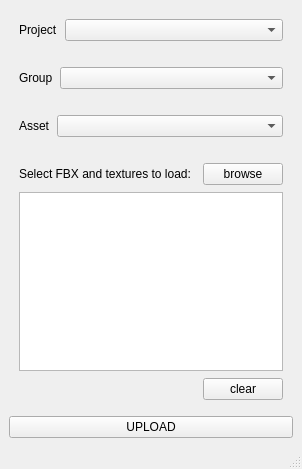
Before: the Qt Designer form ui/MainWindow.ui in Ale32/UploadTool, drawn with Qt 5.
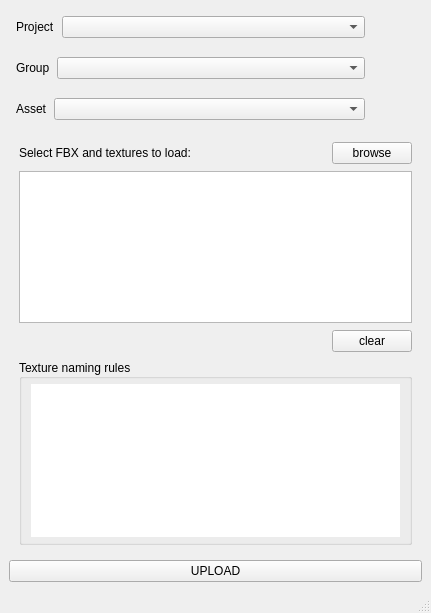
After: the same form once the commit is applied.

Commit message: add texture rules in the ui

```diff
--- a/ui/MainWindow.ui
+++ b/ui/MainWindow.ui
@@ -6,22 +6,40 @@
    <rect>
     <x>0</x>
     <y>0</y>
-    <width>302</width>
-    <height>469</height>
+    <width>431</width>
+    <height>613</height>
    </rect>
   </property>
+  <property name="sizePolicy">
+   <sizepolicy hsizetype="Preferred" vsizetype="Preferred">
+    <horstretch>0</horstretch>
+    <verstretch>0</verstretch>
+   </sizepolicy>
+  </property>
   <property name="windowTitle">
    <string>MainWindow</string>
   </property>
   <widget class="QWidget" name="centralwidget">
+   <property name="sizePolicy">
+    <sizepolicy hsizetype="Preferred" vsizetype="Preferred">
+     <horstretch>0</horstretch>
+     <verstretch>0</verstretch>
+    </sizepolicy>
+   </property>
    <layout class="QVBoxLayout" name="verticalLayout">
+    <property name="spacing">
+     <number>5</number>
+    </property>
     <item>
      <layout class="QHBoxLayout" name="hlay_projects">
       <property name="spacing">
        <number>7</number>
       </property>
+      <property name="sizeConstraint">
+       <enum>QLayout::SetDefaultConstraint</enum>
+      </property>
       <property name="margin">
-       <number>10</number>
+       <number>7</number>
       </property>
       <item>
        <widget class="QLabel" name="label_project">
@@ -39,6 +57,22 @@
       <item>
        <widget class="QComboBox" name="comboBox_projects"/>
       </item>
+      <item>
+       <spacer name="horizontalSpacer">
+        <property name="orientation">
+         <enum>Qt::Horizontal</enum>
+        </property>
+        <property name="sizeType">
+         <enum>QSizePolicy::Minimum</enum>
+        </property>
+        <property name="sizeHint" stdset="0">
+         <size>
+          <width>50</width>
+          <height>20</height>
+         </size>
+        </property>
+       </spacer>
+      </item>
      </layout>
     </item>
     <item>
@@ -46,8 +80,11 @@
       <property name="spacing">
        <number>7</number>
       </property>
+      <property name="sizeConstraint">
+       <enum>QLayout::SetDefaultConstraint</enum>
+      </property>
       <property name="margin">
-       <number>10</number>
+       <number>7</number>
       </property>
       <item>
        <widget class="QLabel" name="label_group">
@@ -65,6 +102,22 @@
       <item>
        <widget class="QComboBox" name="comboBox_group"/>
       </item>
+      <item>
+       <spacer name="horizontalSpacer_2">
+        <property name="orientation">
+         <enum>Qt::Horizontal</enum>
+        </property>
+        <property name="sizeType">
+         <enum>QSizePolicy::Minimum</enum>
+        </property>
+        <property name="sizeHint" stdset="0">
+         <size>
+          <width>50</width>
+          <height>20</height>
+         </size>
+        </property>
+       </spacer>
+      </item>
      </layout>
     </item>
     <item>
@@ -72,8 +125,11 @@
       <property name="spacing">
        <number>7</number>
       </property>
+      <property name="sizeConstraint">
+       <enum>QLayout::SetDefaultConstraint</enum>
+      </property>
       <property name="margin">
-       <number>10</number>
+       <number>7</number>
       </property>
       <item>
        <widget class="QLabel" name="label_asset">
@@ -91,6 +147,22 @@
       <item>
        <widget class="QComboBox" name="comboBox_asset"/>
       </item>
+      <item>
+       <spacer name="horizontalSpacer_3">
+        <property name="orientation">
+         <enum>Qt::Horizontal</enum>
+        </property>
+        <property name="sizeType">
+         <enum>QSizePolicy::Minimum</enum>
+        </property>
+        <property name="sizeHint" stdset="0">
+         <size>
+          <width>50</width>
+          <height>20</height>
+         </size>
+        </property>
+       </spacer>
+      </item>
      </layout>
     </item>
     <item>
@@ -132,7 +204,14 @@
        </layout>
       </item>
       <item>
-       <widget class="QListWidget" name="listWidget"/>
+       <widget class="QListWidget" name="listWidget">
+        <property name="sizePolicy">
+         <sizepolicy hsizetype="Expanding" vsizetype="Maximum">
+          <horstretch>0</horstretch>
+          <verstretch>0</verstretch>
+         </sizepolicy>
+        </property>
+       </widget>
       </item>
       <item>
        <layout class="QHBoxLayout" name="hlay_listButtons">
@@ -164,6 +243,70 @@
         </item>
        </layout>
       </item>
+      <item>
+       <widget class="QGroupBox" name="groupBox">
+        <property name="title">
+         <string>Texture naming rules</string>
+        </property>
+        <property name="alignment">
+         <set>Qt::AlignLeading|Qt::AlignLeft|Qt::AlignVCenter</set>
+        </property>
+        <layout class="QVBoxLayout" name="verticalLayout_2">
+         <property name="spacing">
+          <number>5</number>
+         </property>
+         <property name="leftMargin">
+          <number>9</number>
+         </property>
+         <property name="topMargin">
+          <number>5</number>
+         </property>
+         <property name="rightMargin">
+          <number>9</number>
+         </property>
+         <property name="bottomMargin">
+          <number>5</number>
+         </property>
+         <item>
+          <widget class="QTableWidget" name="table_rules">
+           <property name="frameShape">
+            <enum>QFrame::NoFrame</enum>
+           </property>
+           <property name="frameShadow">
+            <enum>QFrame::Plain</enum>
+           </property>
+           <property name="lineWidth">
+            <number>0</number>
+           </property>
+           <property name="editTriggers">
+            <set>QAbstractItemView::NoEditTriggers</set>
+           </property>
+           <property name="alternatingRowColors">
+            <bool>true</bool>
+           </property>
+           <property name="selectionMode">
+            <enum>QAbstractItemView::NoSelection</enum>
+           </property>
+           <property name="showGrid">
+            <bool>false</bool>
+           </property>
+           <property name="gridStyle">
+            <enum>Qt::NoPen</enum>
+           </property>
+           <attribute name="horizontalHeaderVisible">
+            <bool>false</bool>
+           </attribute>
+           <attribute name="horizontalHeaderDefaultSectionSize">
+            <number>150</number>
+           </attribute>
+           <attribute name="verticalHeaderVisible">
+            <bool>false</bool>
+           </attribute>
+          </widget>
+         </item>
+        </layout>
+       </widget>
+      </item>
      </layout>
     </item>
     <item>
```
Left out of the diff: 4 changed lines with no effect on the pictures. The commit also changes 1 other file.
